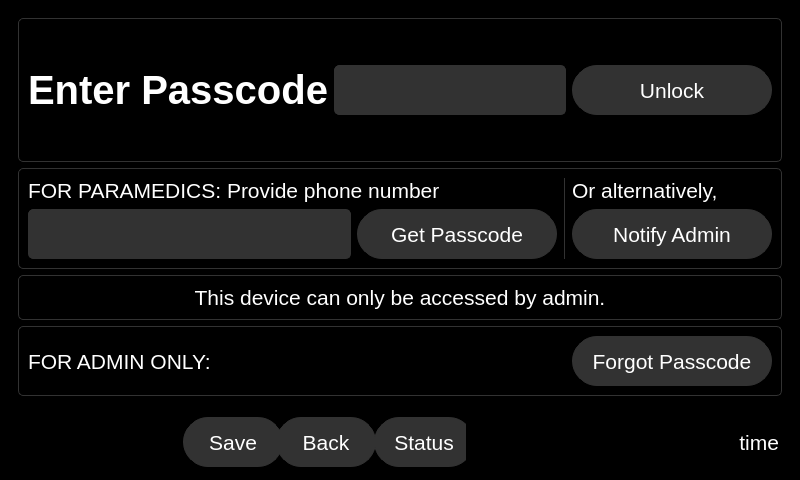
Old version of the form qt_design/main_window.ui in the repository zyl120/Naloxone_Safety_Kit.
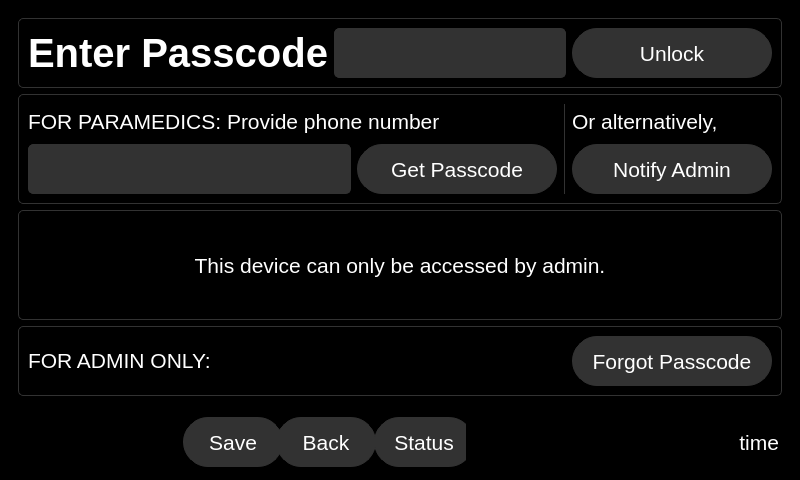
New version of the form. The open tabs and pages were chosen to show the change. Icons and pictures are not drawn.

Commit message: set size policy for passcode page

The edit to the form file:
```diff
--- a/qt_design/main_window.ui
+++ b/qt_design/main_window.ui
@@ -4692,6 +4692,12 @@
        <layout class="QVBoxLayout" name="verticalLayout_40">
         <item>
          <widget class="QFrame" name="frame_3">
+          <property name="sizePolicy">
+           <sizepolicy hsizetype="Preferred" vsizetype="Fixed">
+            <horstretch>0</horstretch>
+            <verstretch>0</verstretch>
+           </sizepolicy>
+          </property>
           <property name="autoFillBackground">
            <bool>false</bool>
           </property>
@@ -4965,6 +4971,12 @@
           </item>
           <item>
            <widget class="QFrame" name="frame_6">
+            <property name="sizePolicy">
+             <sizepolicy hsizetype="Preferred" vsizetype="Fixed">
+              <horstretch>0</horstretch>
+              <verstretch>0</verstretch>
+             </sizepolicy>
+            </property>
             <property name="styleSheet">
              <string notr="true">.QFrame{border-radius: 5px;border-color:rgb(50,50,50);border-width: 1px;border-style: solid;}</string>
             </property>
@@ -4977,6 +4989,12 @@
             <layout class="QHBoxLayout" name="horizontalLayout_9">
              <item>
               <widget class="QLabel" name="label_10">
+               <property name="sizePolicy">
+                <sizepolicy hsizetype="Preferred" vsizetype="Fixed">
+                 <horstretch>0</horstretch>
+                 <verstretch>0</verstretch>
+                </sizepolicy>
+               </property>
                <property name="font">
                 <font>
                  <pointsize>16</pointsize>
```
Left out of the diff: 257 changed lines with no effect on the pictures. The commit also changes 2 other files.
